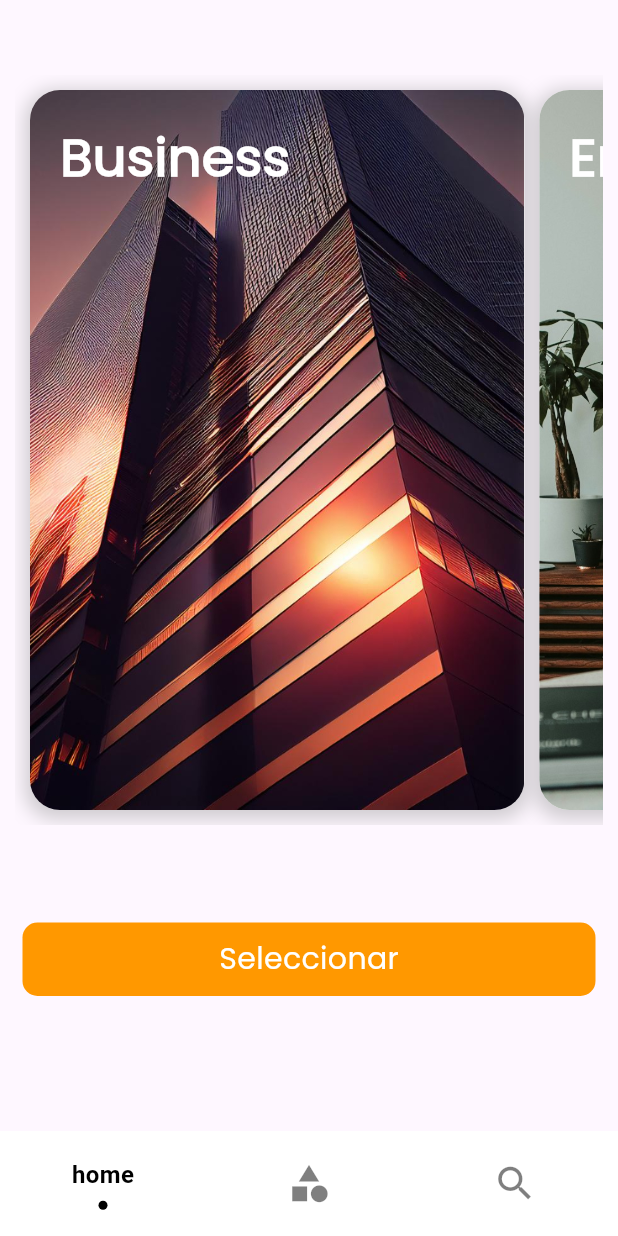
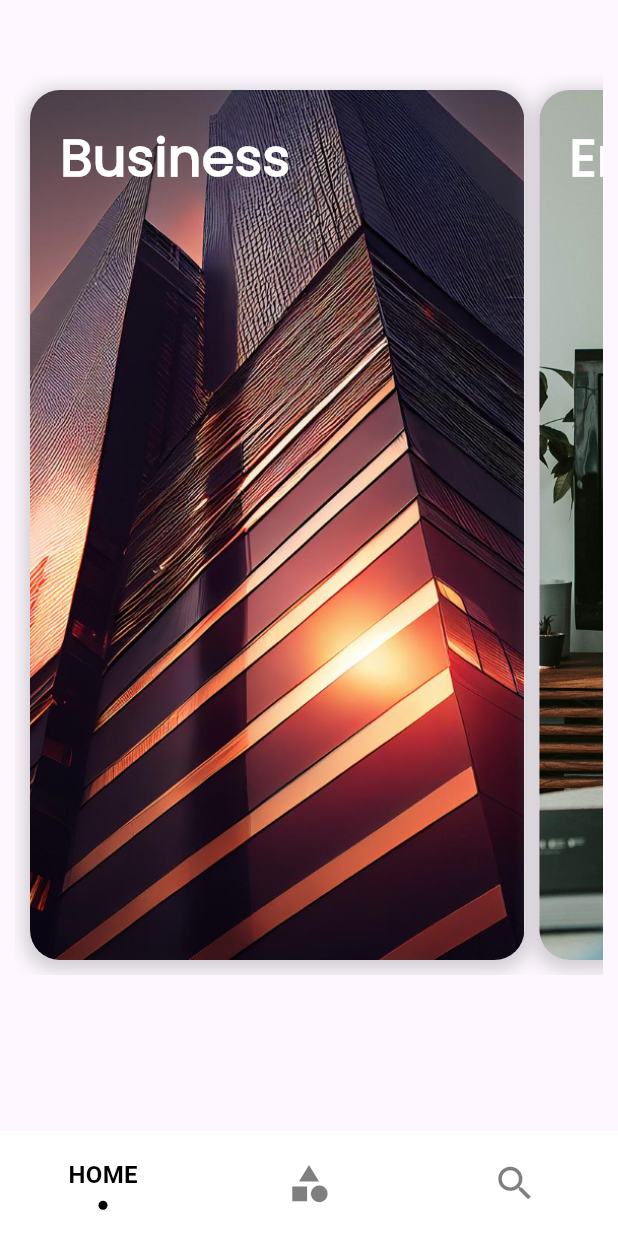
Before and after one commit to DrkDsk/NewsApp-Flutter, a Flutter app: the CategoryScreen screen opened by its route, on a phone screen of 412 x 824 dp. Run offline on Flutter 3.47's test engine with Material 3 defaults, Android fonts, the phone set to English and light mode, and no system bars; drawn by our look-alikes of sliding_clipped_nav_bar; our stand-ins replace go_router; network calls fail.

Commit message:
vista dinamica en pantall de article.item.card.dart

```diff
--- a/lib/ui/screens/article/widgets/article.card.dart
+++ b/lib/ui/screens/article/widgets/article.card.dart
@@ -26,7 +26,7 @@ class ArticleCard extends StatelessWidget {
             width: MediaQuery.of(context).size.width * 0.90,
             decoration: BoxDecoration(
                 color: Colors.white,
-                borderRadius: BorderRadius.circular(20),
+                borderRadius: BorderRadius.circular(8),
                 boxShadow: [
                   BoxShadow(
                       color: Colors.grey.withOpacity(0.5),
@@ -48,7 +48,7 @@ class ArticleCard extends StatelessWidget {
                     width: MediaQuery.of(context).size.width / 4 - 10,
                     decoration: BoxDecoration(
                         color: Colors.blue.shade900,
-                        borderRadius: BorderRadius.circular(10),
+                        borderRadius: BorderRadius.circular(8),
                         image: DecorationImage(
                             fit: BoxFit.fitHeight,
                             image: NetworkImage(article.urlToImage ?? "Unknown Image"),
--- a/lib/ui/screens/article/widgets/article.content.text.dart
+++ b/lib/ui/screens/article/widgets/article.content.text.dart
@@ -11,20 +11,18 @@ class ArticleContentText extends StatelessWidget {
 
   @override
   Widget build(BuildContext context) {
-    return Expanded(
-        child: Padding(
+    return Padding(
       padding: const EdgeInsets.symmetric(horizontal: 20, vertical: 10),
       child: SingleChildScrollView(
         child: Text(description,
           style: const TextStyle(
             fontFamily: 'Poppins',
-                fontSize: 25,
+            fontSize: 14,
             fontWeight: FontWeight.w500,
           ),
           textAlign: TextAlign.justify,
         ),
       ),
-        )
     );
   }
 }
--- a/lib/ui/screens/article/widgets/article.item.title.dart
+++ b/lib/ui/screens/article/widgets/article.item.title.dart
@@ -12,13 +12,13 @@ class ArticleItemTitle extends StatelessWidget {
   @override
   Widget build(BuildContext context) {
     return Padding(
-      padding: const EdgeInsets.symmetric(horizontal: 10, vertical: 5),
+      padding: const EdgeInsets.symmetric(horizontal: 20, vertical: 10),
       child: Text(
         overflow: TextOverflow.ellipsis,
         title,
         style: const TextStyle(
             fontWeight: FontWeight.bold,
-            fontSize: 35,
+            fontSize: 20,
             fontFamily: 'Poppins'
         ),
         maxLines: 2,
--- a/lib/ui/screens/article/widgets/article.rounded.image.dart
+++ b/lib/ui/screens/article/widgets/article.rounded.image.dart
@@ -13,13 +13,8 @@ class ArticleRoundedImage extends StatelessWidget {
   Widget build(BuildContext context) {
     return Container(
       height: MediaQuery.of(context).size.width * 0.8,
-      width: MediaQuery.of(context).size.width * 0.95,
       decoration: BoxDecoration(
           color: Colors.blue.shade900,
-          borderRadius: const BorderRadius.only(
-              topLeft: Radius.circular(35),
-              topRight: Radius.circular(35)
-          ),
           image: DecorationImage(
               fit: BoxFit.cover,
               image: NetworkImage(imageUrl),
--- a/lib/ui/screens/categories/category.screen.dart
+++ b/lib/ui/screens/categories/category.screen.dart
@@ -4,13 +4,13 @@ import 'package:go_router/go_router.dart';
 import 'package:news_app/domain/models/category.dart';
 import 'package:news_app/domain/viewmodels/news.viewmodel.dart';
 import 'package:news_app/domain/viewmodels/routes.provider.dart';
+import 'package:news_app/ui/screens/home/home.screen.dart';
 import 'package:news_app/ui/screens/home/widgets/category.card.dart';
-import 'package:news_app/ui/screens/shared/large_orange.button.dart';
 import 'package:provider/provider.dart';
 
 class CategoryScreen extends StatefulWidget {
 
-  static const String route = "categories";
+  static const String route = "Categories";
   const CategoryScreen({
     super.key,
   });
@@ -68,7 +68,7 @@ class _CategoryScreenState extends State<CategoryScreen> {
     void handleSelectCategory() {
       newsViewModel.fetchCategoryNews();
       routeProvider.setCurrentIndexPage(0);
-      context.goNamed('home');
+      context.goNamed(HomeScreen.route);
     }
 
     return Scaffold(
@@ -76,7 +76,7 @@ class _CategoryScreenState extends State<CategoryScreen> {
         children: [
           Container(
             margin: const EdgeInsets.symmetric(vertical: 50, horizontal: 10),
-            height: 500,
+            height: 600,
             child: ListView.separated(
               scrollDirection: Axis.horizontal,
               controller: _scrollController,
@@ -84,7 +84,13 @@ class _CategoryScreenState extends State<CategoryScreen> {
               itemCount: categoryItems.length,
               itemBuilder: (BuildContext context, index)  {
                 Category item = categoryItems.elementAt(index);
-                return CategoryCard(imageAsset: item.imageAsset, title: item.title);
+                return GestureDetector(
+                  onTap: handleSelectCategory,
+                  child: CategoryCard(
+                    imageAsset: item.imageAsset,
+                    title: item.title
+                  )
+                );
               },
               separatorBuilder: (BuildContext context, int index) {
                 return const SizedBox(
@@ -93,10 +99,6 @@ class _CategoryScreenState extends State<CategoryScreen> {
               },
             ),
           ),
-          LargeOrangeButton(
-            onTap: handleSelectCategory,
-            buttonTitle: "Seleccionar"
-          )
         ],
       ),
     );
--- a/lib/ui/screens/home/home.screen.dart
+++ b/lib/ui/screens/home/home.screen.dart
@@ -5,7 +5,7 @@ import 'package:news_app/ui/screens/home/widgets/header_list_news.title.dart';
 
 class HomeScreen extends StatefulWidget {
 
-  static const String route = "home";
+  static const String route = "Home";
   const HomeScreen({super.key});
 
   @override
--- a/lib/ui/screens/home/widgets/header_list_news.title.dart
+++ b/lib/ui/screens/home/widgets/header_list_news.title.dart
@@ -18,7 +18,7 @@ class HeaderListNewsTitle extends StatelessWidget {
             crossAxisAlignment: CrossAxisAlignment.start,
             children: [
               Text(
-                value.headerListNewsTitle,
+                value.headerListNewsTitle.toUpperCase(),
                 style: const TextStyle(
                     fontFamily: 'Poppins',
                     fontSize: 30,
--- a/lib/ui/screens/main.screen.dart
+++ b/lib/ui/screens/main.screen.dart
@@ -57,15 +57,15 @@ class _MainScreenState extends State<MainScreen> {
             backgroundColor: Colors.white,
             barItems: [
               BarItem(
-                  title: HomeScreen.route,
+                  title: HomeScreen.route.toUpperCase(),
                   icon: Icons.home
               ),
               BarItem(
-                  title: CategoryScreen.route,
+                  title: CategoryScreen.route.toUpperCase(),
                   icon: Icons.category
               ),
               BarItem(
-                  title: SearchScreen.route,
+                  title: SearchScreen.route.toUpperCase(),
                   icon: Icons.search
               ),
             ],
--- a/lib/ui/screens/search/search.screen.dart
+++ b/lib/ui/screens/search/search.screen.dart
@@ -4,7 +4,7 @@ import 'package:news_app/ui/screens/search/search.input.dart';
 
 class SearchScreen extends StatelessWidget {
 
-  static const String route = "search";
+  static const String route = "Search";
 
   const SearchScreen({super.key});
 
--- a/lib/ui/screens/shared/large_orange.button.dart
+++ b/lib/ui/screens/shared/large.button.dart
@@ -1,11 +1,11 @@
 import 'package:flutter/material.dart';
 
-class LargeOrangeButton extends StatelessWidget {
+class LargeButton extends StatelessWidget {
 
   final String buttonTitle;
   final VoidCallback onTap;
 
-  const LargeOrangeButton({
+  const LargeButton({
     super.key,
     required this.buttonTitle,
     required this.onTap,
@@ -21,7 +21,7 @@ class LargeOrangeButton extends StatelessWidget {
           padding: const EdgeInsets.all(10),
           decoration: BoxDecoration(
               color: Colors.orange,
-              borderRadius: BorderRadius.circular(10)
+              borderRadius: BorderRadius.circular(8)
           ),
           child: Center(
               child: Text(
--- a/pubspec.yaml
+++ b/pubspec.yaml
@@ -32,6 +32,7 @@ dependencies:
   provider: ^6.1.2
   go_router: ^14.1.4
   sliding_clipped_nav_bar: ^3.1.1
+  intl: ^0.18.1
   flutter:
     sdk: flutter
 
```
Also changed, not shown: lib/ui/screens/article/article.screen.dart (+0 -9 lines), lib/ui/screens/article/widgets/article.item.card.dart (+18 -33 lines), pubspec.lock. Lines whose indentation alone changed are shown as unchanged.
